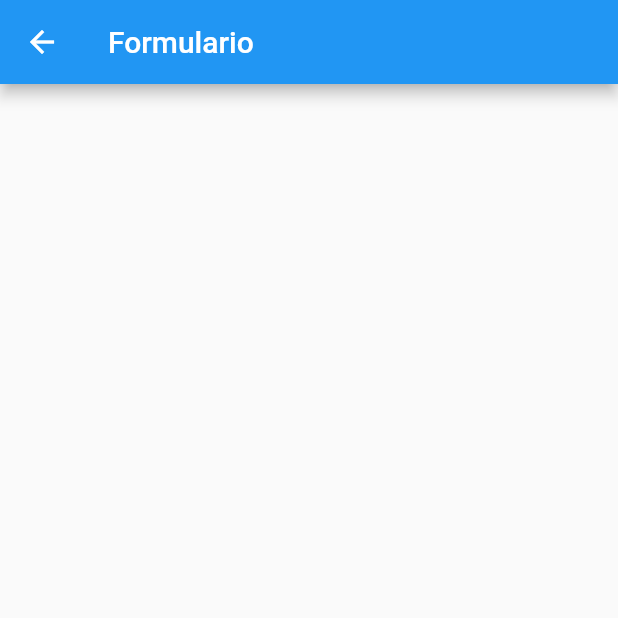
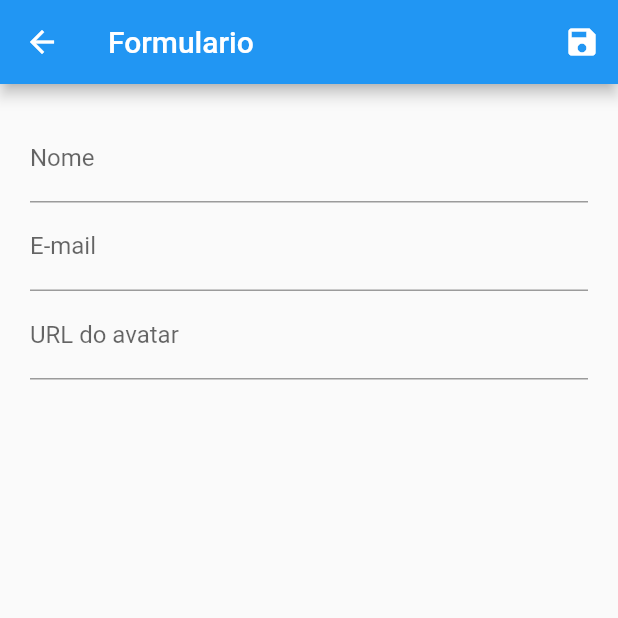
Before and after one commit to gutovesco/flutter_crud, a Flutter app: the UserForm screen opened by its route, on a phone screen of 412 x 824 dp, the top half of it. Run offline on Flutter 3.47's test engine with Material 2 defaults, Android fonts, the phone set to English and light mode, and no system bars.

Commit message:
edit and delete

```diff
--- a/lib/provider/users.dart
+++ b/lib/provider/users.dart
@@ -25,7 +25,7 @@ class Users with ChangeNotifier {
     }
 
     if (user.id != null &&
-        user.id.trim().isEmpty &&
+        user.id.trim().isNotEmpty &&
         _items.containsKey(user.id)) {
       _items.update(
           user.id,
--- a/lib/views/user_form.dart
+++ b/lib/views/user_form.dart
@@ -1,11 +1,82 @@
 import 'package:flutter/material.dart';
+import 'package:flutter_crud/models/user.dart';
+import 'package:flutter_crud/provider/users.dart';
+import 'package:provider/provider.dart';
 
-class UserForm extends StatelessWidget {
+class UserForm extends StatefulWidget {
+  @override
+  _UserFormState createState() => _UserFormState();
+}
+
+class _UserFormState extends State<UserForm> {
+  final _form = GlobalKey<FormState>();
+  final Map<String, String> _formData = {};
+
   @override
   Widget build(BuildContext context) {
+    final User user = ModalRoute.of(context).settings.arguments;
+    print(user);
+
     return Scaffold(
       appBar: AppBar(
         title: Text('Formulario'),
+        actions: [
+          IconButton(
+            icon: Icon(Icons.save),
+            onPressed: () {
+              final isValid = _form.currentState.validate();
+              if (isValid) {
+                _form.currentState.save();
+                Provider.of<Users>(context, listen: false).put(
+                  User(
+                    email: _formData['email'],
+                    name: _formData['name'],
+                    avatarUrl: _formData['url'],
+                    id: _formData['id'],
+                  ),
+                );
+                Navigator.of(context).pop();
+              }
+            },
+          ),
+        ],
+      ),
+      body: Padding(
+        padding: EdgeInsets.all(20),
+        child: Form(
+          key: _form,
+          child: Column(
+            children: [
+              TextFormField(
+                initialValue: user != null ? user.name : '',
+                decoration: InputDecoration(labelText: 'Nome'),
+                onSaved: (value) => {_formData['name'] = value},
+                // ignore: missing_return
+                validator: (value) {
+                  if (value == null || value.trim().length < 2) {
+                    return 'Nome invalido';
+                  }
+                },
+              ),
+              TextFormField(
+                initialValue: user != null ? user.email : '',
+                decoration: InputDecoration(labelText: 'E-mail'),
+                onSaved: (value) => {_formData['email'] = value},
+                // ignore: missing_return
+                validator: (value) {
+                  if (value == null || value.trim().length < 10) {
+                    return 'E-mail invalido';
+                  }
+                },
+              ),
+              TextFormField(
+                initialValue: user != null ? user.avatarUrl : '',
+                decoration: InputDecoration(labelText: 'URL do avatar'),
+                onSaved: (value) => {_formData['url'] = value},
+              ),
+            ],
+          ),
+        ),
       ),
     );
   }
```
Also changed, not shown: lib/components/user_tile.dart (+28 -2 lines).
